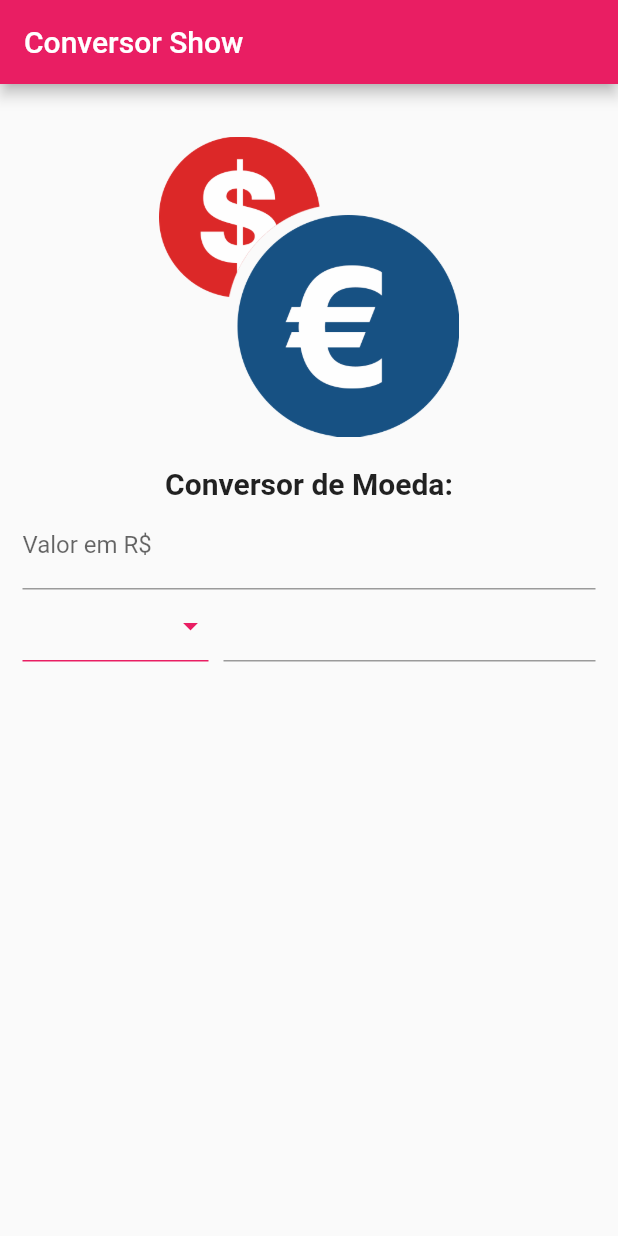
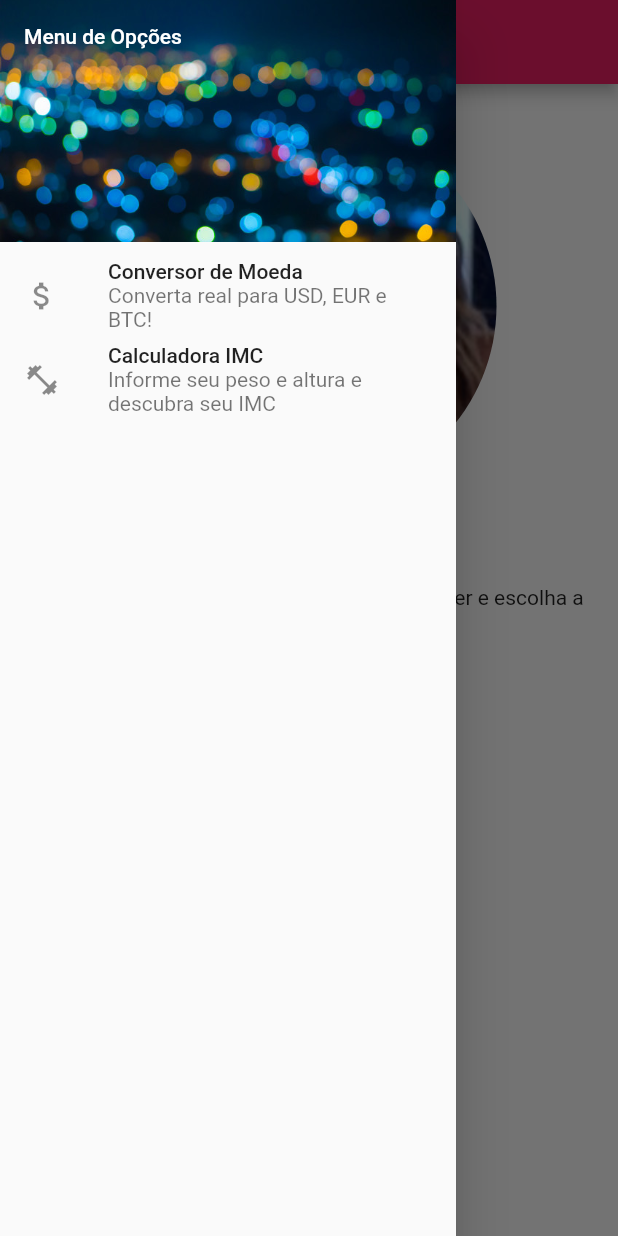
Before and after one commit to leonfteberga/Conversor-Show, a Flutter app: the screen it shows after launch, with the side drawer open (before the commit the screen has no drawer), on a phone screen of 412 x 824 dp. Run offline on Flutter 3.47's test engine with Material 2 defaults, Android fonts, the phone set to English and light mode, and no system bars; missing offline and left inert: dart:ffi.

Commit message:
Atualizações Interface
Implementação da navegação e página inicial

```diff
--- /dev/null
+++ b/lib/src/views/components/drawer.dart
@@ -0,0 +1,40 @@
+import 'package:flutter/material.dart';
+
+class DrawerInicio extends StatelessWidget {
+  @override
+  Widget build(BuildContext context) {
+    return Drawer(
+        child: ListView(
+      children: [
+        DrawerHeader(
+          child: Text(
+            'Menu de Opções',
+            style: TextStyle(color: Colors.white),
+          ),
+          decoration: BoxDecoration(
+            image: DecorationImage(
+                image: AssetImage('assets/images/bg_drawer.jpg'),
+                fit: BoxFit.cover),
+            color: Colors.pink,
+          ),
+        ),
+        ListTile(
+          leading: Icon(Icons.attach_money),
+          title: Text('Conversor de Moeda'),
+          subtitle: Text('Converta real para USD, EUR e BTC!'),
+          onTap: () {
+            Navigator.pushNamed(context, '/conversor_moeda');
+          },
+        ),
+        ListTile(
+          leading: Icon(Icons.fitness_center),
+          title: Text('Calculadora IMC'),
+          subtitle: Text('Informe seu peso e altura e descubra seu IMC'),
+          onTap: () {
+            Navigator.pushNamed(context, '/imc');
+          },
+        )
+      ],
+    ));
+  }
+}
--- /dev/null
+++ b/lib/src/views/components/logo.dart
@@ -0,0 +1,16 @@
+import 'package:flutter/material.dart';
+
+class Logo extends StatelessWidget {
+  @override
+  Widget build(BuildContext context) {
+    return Padding(
+      padding: const EdgeInsets.all(8.0),
+      child: ClipRRect(
+          borderRadius: BorderRadius.circular(200),
+          child: Image.asset(
+            'assets/images/logo_conversorShow.jpg',
+            width: 250,
+          )),
+    );
+  }
+}
--- a/lib/src/views/conversormoeda_view.dart
+++ b/lib/src/views/conversormoeda_view.dart
@@ -1,3 +1,4 @@
+import 'package:conversor_imc_flutter/src/views/components/drawer.dart';
 import 'package:conversor_imc_flutter/src/views/components/espacamento_h.dart';
 import 'package:conversor_imc_flutter/src/views/components/espacamento_w.dart';
 import 'package:conversor_imc_flutter/src/views/components/titulo2.dart';
@@ -11,7 +12,12 @@ class ConversorMoeda extends StatefulWidget {
 class _ConversorMoedaState extends State<ConversorMoeda> {
   @override
   Widget build(BuildContext context) {
-    return Container(
+    return Scaffold(
+      //drawer: DrawerInicio(),
+      appBar: AppBar(
+        title: Text('Conversor de Moeda'),
+      ),
+      body: Container(
         width: double.infinity,
         height: double.infinity,
         child: SingleChildScrollView(
@@ -60,8 +66,10 @@ class _ConversorMoedaState extends State<ConversorMoeda> {
                                 value: 'USD',
                                 child: Text('USD'),
                               ),
-                            DropdownMenuItem(value: 'EUR', child: Text('EUR')),
-                            DropdownMenuItem(value: 'BTC', child: Text('BTC')),
+                              DropdownMenuItem(
+                                  value: 'EUR', child: Text('EUR')),
+                              DropdownMenuItem(
+                                  value: 'BTC', child: Text('BTC')),
                             ],
                             onChanged: (value) {},
                           ),
@@ -81,6 +89,7 @@ class _ConversorMoedaState extends State<ConversorMoeda> {
             ),
           ),
         ),
+      ),
     );
   }
 }
--- a/lib/src/views/home_view.dart
+++ b/lib/src/views/home_view.dart
@@ -1,3 +1,8 @@
+import 'package:conversor_imc_flutter/src/views/calcimc_view.dart';
+import 'package:conversor_imc_flutter/src/views/components/drawer.dart';
+import 'package:conversor_imc_flutter/src/views/components/espacamento_h.dart';
+import 'package:conversor_imc_flutter/src/views/components/logo.dart';
+import 'package:conversor_imc_flutter/src/views/components/titulo2.dart';
 import 'package:conversor_imc_flutter/src/views/conversormoeda_view.dart';
 import 'package:flutter/material.dart';
 
@@ -5,9 +10,36 @@ class HomeView extends StatelessWidget {
   @override
   Widget build(BuildContext context) {
     return Scaffold(
+        drawer: DrawerInicio(),
         appBar: AppBar(
           title: Text("Conversor Show"),
         ),
-        body: ConversorMoeda());
+        body: Padding(
+          padding: const EdgeInsets.all(15.0),
+          child: Container(
+            width: double.infinity,
+            height: double.infinity,
+            child: SingleChildScrollView(
+              child: Column(
+                mainAxisAlignment: MainAxisAlignment.center,
+                crossAxisAlignment: CrossAxisAlignment.center,
+                children: [
+                  Logo(),
+                  EspacamentoH(
+                    h: 20,
+                  ),
+                  Titulo2(
+                    txt: 'Conversor Show',
+                  ),
+                  EspacamentoH(
+                    h: 10,
+                  ),
+                  Text(
+                      'Bem-vindo(a) ao Conversor show! Abra o drawer e escolha a calculadora que deseja abrir!')
+                ],
+              ),
+            ),
+          ),
+        ));
   }
 }
--- a/pubspec.yaml
+++ b/pubspec.yaml
@@ -49,6 +49,7 @@ flutter:
     - assets/images/icon_conversor.png
     - assets/images/icon_imc.png
     - assets/images/logo_conversorShow.jpg
+    - assets/images/bg_drawer.jpg
 
   # An image asset can refer to one or more resolution-specific "variants", see
   # https://flutter.dev/assets-and-images/#resolution-aware.
```
Also changed, not shown: lib/src/views/calcimc_view.dart (+59 -1 lines), assets/images/bg_drawer.jpg (added), lib/src/controller/conversormoeda_controller.dart (deleted), lib/src/models/moeda_model.dart (deleted). Lines whose indentation alone changed are shown as unchanged.
